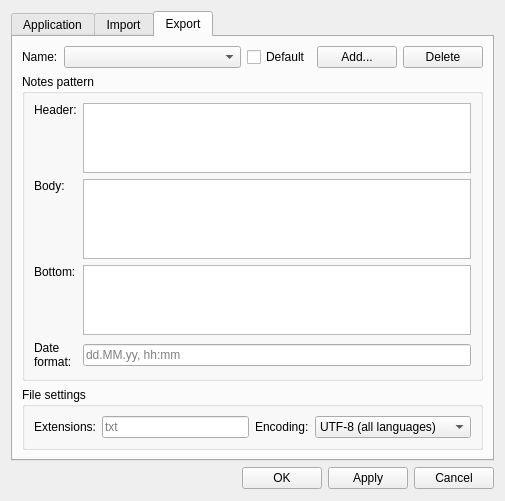
Old version of the form gui/settingsDialog.ui in the repository claytondaley/DaleyKlippings.
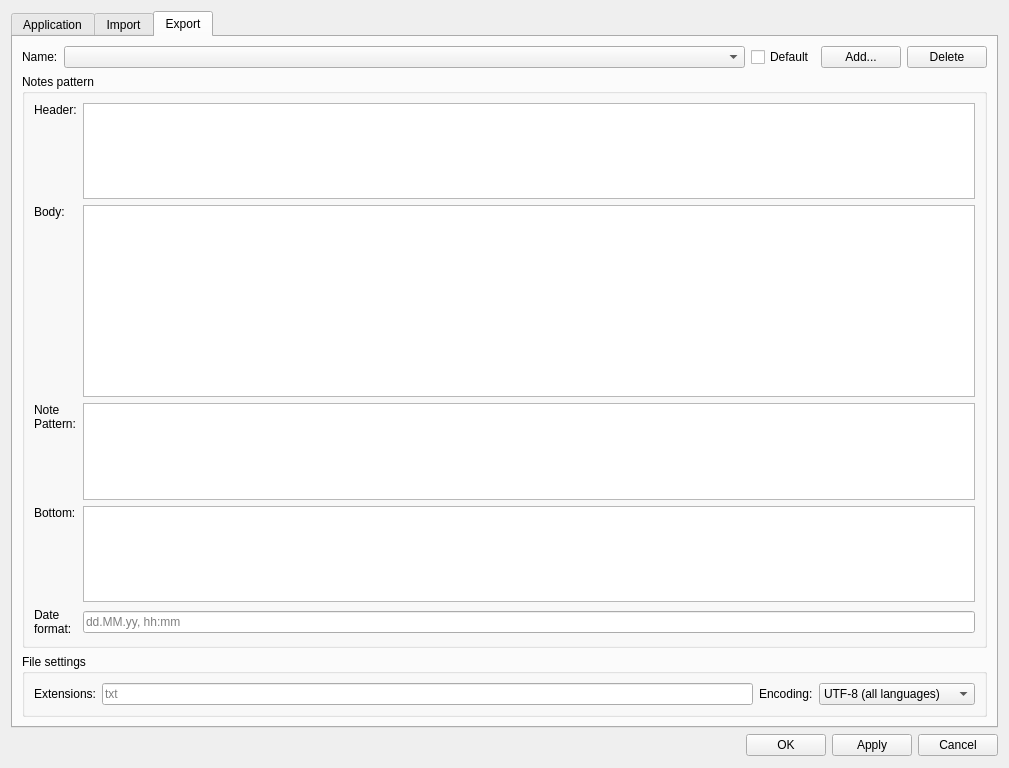
New version of the form. The open tabs and pages were chosen to show the change. Icons and pictures are not drawn.

Commit message: - Added Attached Notes pattern gui  - Fixed a bug (issue with references) that was causing the legacy updates to Text to change the value of Note  - Added SpanXmlSafe special handler

What changed in the file:
```diff
--- a/gui/settingsDialog.ui
+++ b/gui/settingsDialog.ui
@@ -6,8 +6,8 @@
    <rect>
     <x>0</x>
     <y>0</y>
-    <width>505</width>
-    <height>501</height>
+    <width>1009</width>
+    <height>768</height>
    </rect>
   </property>
   <property name="windowTitle">
@@ -739,7 +739,7 @@
               </property>
              </widget>
             </item>
-            <item row="2" column="0">
+            <item row="3" column="0">
              <widget class="QLabel" name="labelExportBottom">
               <property name="text">
                <string>Bottom:</string>
@@ -749,7 +749,7 @@
               </property>
              </widget>
             </item>
-            <item row="2" column="1">
+            <item row="3" column="1">
              <widget class="QPlainTextEdit" name="textExportBottom">
               <property name="sizePolicy">
                <sizepolicy hsizetype="Expanding" vsizetype="Preferred">
@@ -769,7 +769,7 @@
               </property>
              </widget>
             </item>
-            <item row="3" column="0">
+            <item row="4" column="0">
              <widget class="QLabel" name="labelExportDateFormat">
               <property name="text">
                <string>Date&lt;br&gt;format:</string>
@@ -779,7 +779,7 @@
               </property>
              </widget>
             </item>
-            <item row="3" column="1">
+            <item row="4" column="1">
              <widget class="QLineEdit" name="editExportDateFormat">
               <property name="whatsThis">
                <string>&lt;!DOCTYPE HTML PUBLIC &quot;-//W3C//DTD HTML 4.0//EN&quot; &quot;http://www.w3.org/TR/REC-html40/strict.dtd&quot;&gt;
@@ -908,6 +908,37 @@
               </property>
              </widget>
             </item>
+            <item row="2" column="0">
+             <widget class="QLabel" name="labelExportNotes">
+              <property name="text">
+               <string>Note
+Pattern:</string>
+              </property>
+              <property name="alignment">
+               <set>Qt::AlignLeading|Qt::AlignLeft|Qt::AlignTop</set>
+              </property>
+             </widget>
+            </item>
+            <item row="2" column="1">
+             <widget class="QPlainTextEdit" name="textExportNotes">
+              <property name="sizePolicy">
+               <sizepolicy hsizetype="Expanding" vsizetype="Preferred">
+                <horstretch>0</horstretch>
+                <verstretch>1</verstretch>
+               </sizepolicy>
+              </property>
+              <property name="whatsThis">
+               <string>&lt;!DOCTYPE HTML PUBLIC &quot;-//W3C//DTD HTML 4.0//EN&quot; &quot;http://www.w3.org/TR/REC-html40/strict.dtd&quot;&gt;
+&lt;html&gt;&lt;head&gt;&lt;meta name=&quot;qrichtext&quot; content=&quot;1&quot; /&gt;&lt;style type=&quot;text/css&quot;&gt;
+p, li { white-space: pre-wrap; }
+&lt;/style&gt;&lt;/head&gt;&lt;body style=&quot; font-family:'MS Shell Dlg 2'; font-size:8.25pt; font-weight:400; font-style:normal;&quot;&gt;
+&lt;p style=&quot; margin-top:0px; margin-bottom:0px; margin-left:0px; margin-right:0px; -qt-block-indent:0; text-indent:0px;&quot;&gt;&lt;span style=&quot; font-size:8pt; font-weight:600;&quot;&gt;Body &lt;/span&gt;&lt;span style=&quot; font-size:8pt;&quot;&gt;is a pattern to convert notes from the Klippings table into formated text. Wildcards &lt;/span&gt;&lt;span style=&quot; font-size:8pt; font-weight:600;&quot;&gt;?P&amp;lt;table_header_name&amp;gt;&lt;/span&gt;&lt;span style=&quot; font-size:8pt;&quot;&gt; will be replaced by the edited, filtered and sorted table data.&lt;/span&gt;&lt;/p&gt;&lt;/body&gt;&lt;/html&gt;</string>
+              </property>
+              <property name="lineWrapMode">
+               <enum>QPlainTextEdit::NoWrap</enum>
+              </property>
+             </widget>
+            </item>
            </layout>
           </item>
          </layout>
```
Left out of the diff: 77 changed lines with no effect on the pictures. The commit also changes 10 other files.
